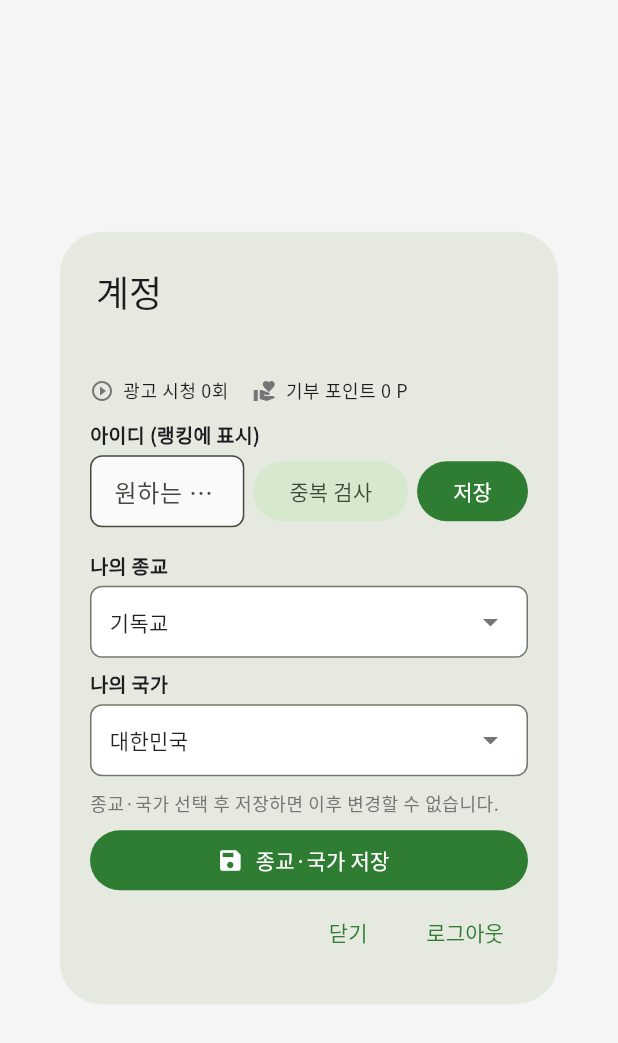
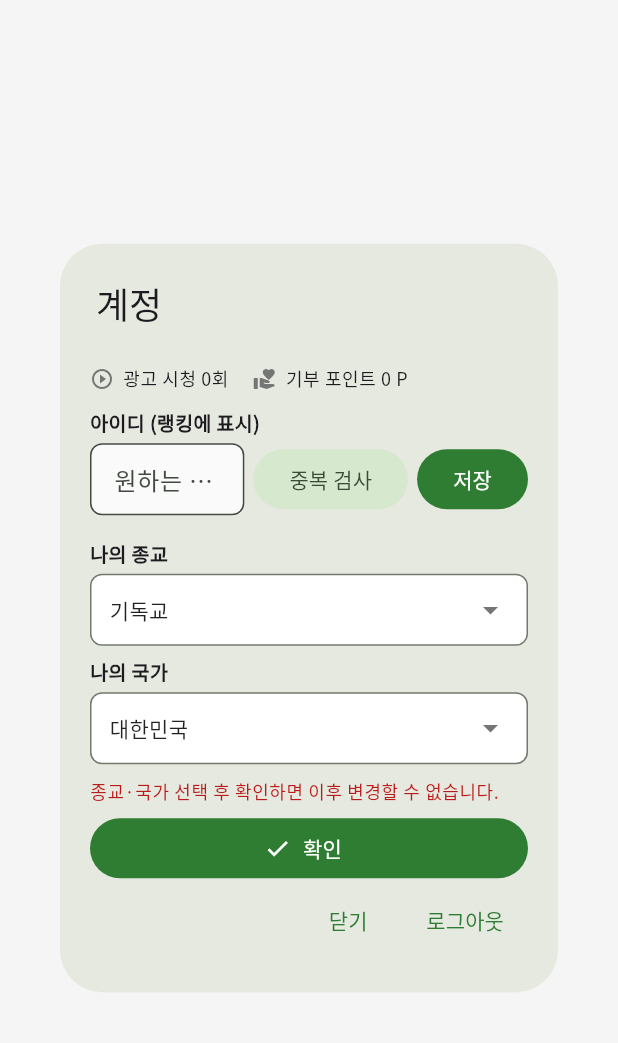
Before and after one commit to kwon0925/kindly-god, a Flutter app: the AccountDialog widget shown alone on an empty page, opened directly, on a phone screen of 412 x 824 dp. Shown: the top 1043 px of the screen. Run offline on Flutter 3.47's test engine with Material 3 defaults, Android fonts, the phone set to English and light mode, and no system bars; our stand-ins replace cloud_firestore, firebase_auth, firebase_core, flutter_riverpod, go_router, google_fonts and 1 more; accounts and stored records are empty.

Commit message:
계정 팝업: 이메일 제목 옆, 변경 불가 빨간 강조, 확인 2단계, 문구 상수 분리
Made-with: Cursor

```diff
--- /dev/null
+++ b/lib/constants/account_dialog_strings.dart
@@ -0,0 +1,18 @@
+/// 계정 팝업에서 사용하는 문구 (유지보수 시 한 곳만 수정)
+class AccountDialogStrings {
+  AccountDialogStrings._();
+
+  static const String titleAccount = '계정';
+  static const String lockedWarning =
+      '한 번 설정된 아이디·종교·국가는 변경할 수 없습니다.';
+  static const String beforeSaveHint =
+      '종교·국가 선택 후 확인하면 이후 변경할 수 없습니다.';
+  static const String confirmButtonLabel = '확인';
+  static const String confirmDialogTitle = '최종 확인';
+  static const String confirmDialogMessage =
+      '설정한 아이디·종교·국가로 진행할까요?\n확인 후에는 수정할 수 없습니다.';
+  static const String confirmDialogCancel = '취소';
+  static const String confirmDialogConfirm = '확인';
+  static const String saveCompleteMessage =
+      '설정이 완료되었습니다. 아이디·종교·국가는 변경할 수 없습니다.';
+}
--- a/lib/widgets/account_dialog.dart
+++ b/lib/widgets/account_dialog.dart
@@ -1,5 +1,6 @@
 import 'package:flutter/material.dart';
 import 'package:flutter_riverpod/flutter_riverpod.dart';
+import '../constants/account_dialog_strings.dart';
 import '../models/religion.dart';
 import '../models/country.dart';
 import '../repository/user_profile_repository.dart';
@@ -55,7 +56,7 @@ class _AccountDialogState extends ConsumerState<AccountDialog> {
     if (!mounted) return;
     setState(() => _loading = false);
     if (result.success) {
-      Navigator.of(context).pop();
+      // 팝업 유지 — 신규 사용자가 아이디·종교·국가 입력할 수 있도록
     } else {
       setState(() => _error = result.message);
     }
@@ -170,6 +171,28 @@ class _AccountDialogState extends ConsumerState<AccountDialog> {
     }
   }
 
+  /// 종교·국가 확인 다이얼로그 표시. 사용자가 '확인'을 누르면 true 반환.
+  Future<bool> _showReligionCountryConfirmDialog() async {
+    final confirmed = await showDialog<bool>(
+      context: context,
+      builder: (ctx) => AlertDialog(
+        title: const Text(AccountDialogStrings.confirmDialogTitle),
+        content: const Text(AccountDialogStrings.confirmDialogMessage),
+        actions: [
+          TextButton(
+            onPressed: () => Navigator.of(ctx).pop(false),
+            child: const Text(AccountDialogStrings.confirmDialogCancel),
+          ),
+          FilledButton(
+            onPressed: () => Navigator.of(ctx).pop(true),
+            child: const Text(AccountDialogStrings.confirmDialogConfirm),
+          ),
+        ],
+      ),
+    );
+    return confirmed == true;
+  }
+
   Future<void> _saveReligionAndCountry(String uid) async {
     final rid = ref.read(testPointProvider).state.selectedReligionId;
     final cid = ref.read(testPointProvider).state.selectedCountryId;
@@ -181,6 +204,8 @@ class _AccountDialogState extends ConsumerState<AccountDialog> {
       }
       return;
     }
+    final confirmed = await _showReligionCountryConfirmDialog();
+    if (!mounted || !confirmed) return;
     setState(() => _savingReligionCountry = true);
     try {
       await UserProfileRepository.updateReligion(uid, rid);
@@ -188,7 +213,7 @@ class _AccountDialogState extends ConsumerState<AccountDialog> {
       await UserProfileRepository.lockProfile(uid);
       if (mounted) {
         ScaffoldMessenger.of(context).showSnackBar(
-          const SnackBar(content: Text('설정이 완료되었습니다. 아이디·종교·국가는 변경할 수 없습니다.')),
+          const SnackBar(content: Text(AccountDialogStrings.saveCompleteMessage)),
         );
       }
     } catch (e) {
@@ -228,8 +253,22 @@ class _AccountDialogState extends ConsumerState<AccountDialog> {
       final locked = profile?.profileLocked ?? false;
       final maxH = MediaQuery.sizeOf(context).height * 0.55 - 20;
 
+      final errorColor = Theme.of(context).colorScheme.error;
       return AlertDialog(
-        title: const Text('계정'),
+        title: Row(
+          mainAxisSize: MainAxisSize.min,
+          children: [
+            const Text(AccountDialogStrings.titleAccount),
+            const SizedBox(width: 8),
+            Flexible(
+              child: Text(
+                user.email ?? '로그인됨',
+                style: Theme.of(context).textTheme.bodySmall?.copyWith(color: Colors.grey.shade700),
+                overflow: TextOverflow.ellipsis,
+              ),
+            ),
+          ],
+        ),
         contentPadding: const EdgeInsets.fromLTRB(20, 16, 20, 0),
         content: ConstrainedBox(
           constraints: BoxConstraints(maxHeight: maxH.clamp(200.0, 500.0)),
@@ -238,7 +277,6 @@ class _AccountDialogState extends ConsumerState<AccountDialog> {
               mainAxisSize: MainAxisSize.min,
               crossAxisAlignment: CrossAxisAlignment.start,
               children: [
-                Text(user.email ?? '로그인됨', style: Theme.of(context).textTheme.bodySmall?.copyWith(color: Colors.grey.shade700)),
                 if (profile != null) ...[
                   const SizedBox(height: 10),
                   Row(
@@ -268,8 +306,8 @@ class _AccountDialogState extends ConsumerState<AccountDialog> {
                         const SizedBox(width: 8),
                         Expanded(
                           child: Text(
-                            '한 번 설정된 아이디·종교·국가는 변경할 수 없습니다.',
-                            style: TextStyle(fontSize: 12, color: Colors.amber.shade900),
+                            AccountDialogStrings.lockedWarning,
+                            style: TextStyle(fontSize: 12, color: errorColor, fontWeight: FontWeight.w500),
                           ),
                         ),
                       ],
@@ -337,7 +375,10 @@ class _AccountDialogState extends ConsumerState<AccountDialog> {
                 ),
                 if (!locked) ...[
                   const SizedBox(height: 10),
-                  Text('종교·국가 선택 후 저장하면 이후 변경할 수 없습니다.', style: Theme.of(context).textTheme.bodySmall?.copyWith(color: Colors.grey.shade600)),
+                  Text(
+                    AccountDialogStrings.beforeSaveHint,
+                    style: Theme.of(context).textTheme.bodySmall?.copyWith(color: errorColor, fontWeight: FontWeight.w500),
+                  ),
                   const SizedBox(height: 6),
                   SizedBox(
                     width: double.infinity,
@@ -345,8 +386,8 @@ class _AccountDialogState extends ConsumerState<AccountDialog> {
                       onPressed: _savingReligionCountry ? null : () => _saveReligionAndCountry(user.uid),
                       icon: _savingReligionCountry
                           ? const SizedBox(width: 18, height: 18, child: CircularProgressIndicator(strokeWidth: 2))
-                          : const Icon(Icons.save, size: 18),
-                      label: Text(_savingReligionCountry ? '저장 중...' : '종교·국가 저장'),
+                          : const Icon(Icons.check, size: 18),
+                      label: Text(_savingReligionCountry ? '확인 중...' : AccountDialogStrings.confirmButtonLabel),
                     ),
                   ),
                 ],
```
